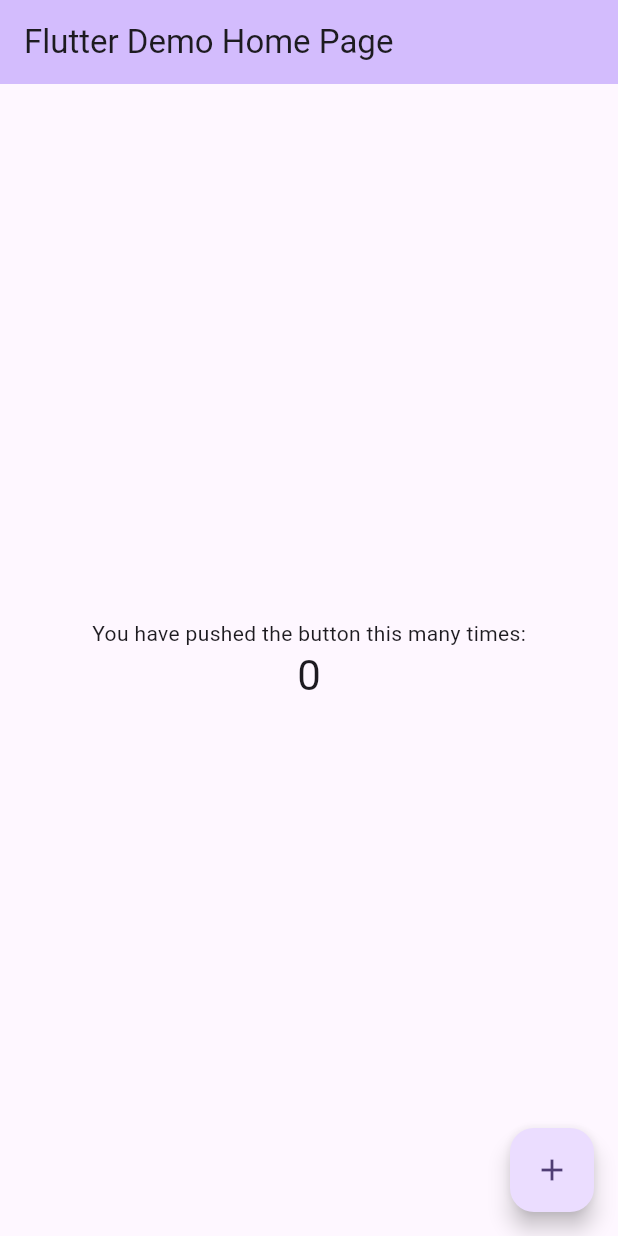
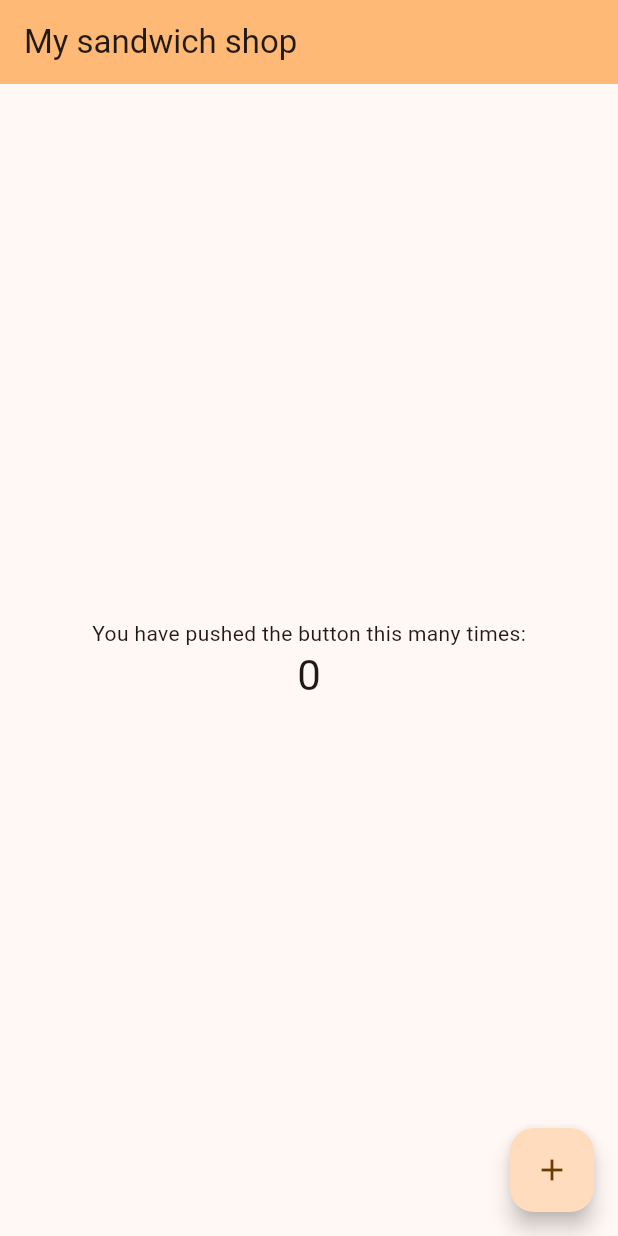
Before and after one commit to fardeen6177-arch/flutter_application_2, a Flutter app: the screen it shows after launch, on a phone screen of 412 x 824 dp. Run offline on Flutter 3.47's test engine with Material 3 defaults, Android fonts, the phone set to English and light mode, and no system bars.

```diff
--- a/lib/main.dart
+++ b/lib/main.dart
@@ -28,9 +28,9 @@ class MyApp extends StatelessWidget {
         //
         // This works for code too, not just values: Most code changes can be
         // tested with just a hot reload.
-        colorScheme: ColorScheme.fromSeed(seedColor: Colors.deepPurple),
+        colorScheme: ColorScheme.fromSeed(seedColor: Colors.orange),
       ),
-      home: const MyHomePage(title: 'Flutter Demo Home Page'),
+      home: const MyHomePage(title: 'My sandwich shop'),
     );
   }
 }
```
Also changed, not shown: pubspec.yaml (+5 -5 lines), pubspec.lock.
